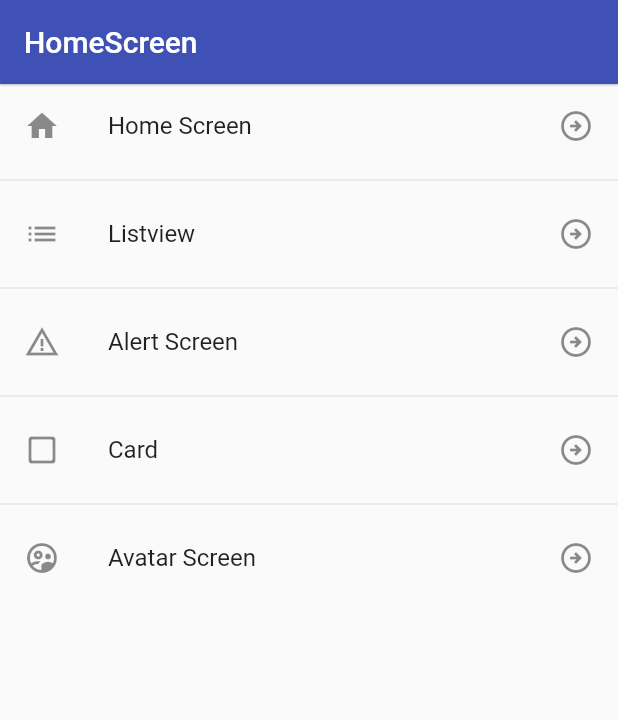
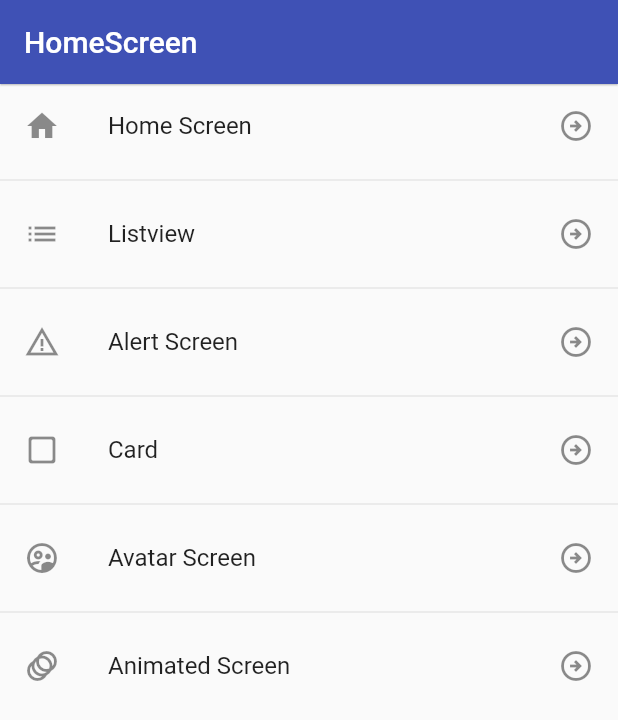
Before and after one commit to Nehemias-Munoz/components-Flutter, a Flutter app: the screen it shows after launch, on a phone screen of 412 x 824 dp. Shown: the top 720 px of the screen. Run offline on Flutter 3.47's test engine with Material 2 defaults, Android fonts, the phone set to English and light mode, and no system bars.

Commit message:
Add: pantalla animacion

```diff
--- a/lib/src/routes/app_routes.dart
+++ b/lib/src/routes/app_routes.dart
@@ -32,6 +32,12 @@ class AppRoutes {
       title: "Avatar Screen",
       screen: const AvatarScreen(),
     ),
+    MenuOption(
+      route: "animated",
+      icon: Icons.animation,
+      title: "Animated Screen",
+      screen: const AnimatedScreen(),
+    )
   ];
 
   static Map<String, Widget Function(BuildContext context)> getRoutes() {
--- a/lib/src/screens/screens.dart
+++ b/lib/src/screens/screens.dart
@@ -1,6 +1,7 @@
+export 'package:flutter_components/src/screens/alert_screen.dart';
+export 'package:flutter_components/src/screens/animated_screen.dart';
 export 'package:flutter_components/src/screens/avatar_screen.dart';
+export 'package:flutter_components/src/screens/card_screen.dart';
 export 'package:flutter_components/src/screens/error_screen.dart';
 export 'package:flutter_components/src/screens/home_screen.dart';
-export 'package:flutter_components/src/screens/card_screen.dart';
 export 'package:flutter_components/src/screens/listview1_screen.dart';
-export 'package:flutter_components/src/screens/alert_screen.dart';
```
Also changed, not shown: lib/src/screens/animated_screen.dart (added, +61 -0 lines).
